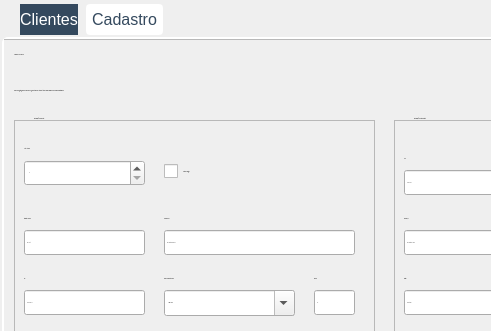
Above: Telas/UI/tabCliente.ui from newprev/PrevCliente before the change; both pictures show x 0 to 491 and y 0 to 331 of the 1178 by 611 pixel window. Below: the same form after it.
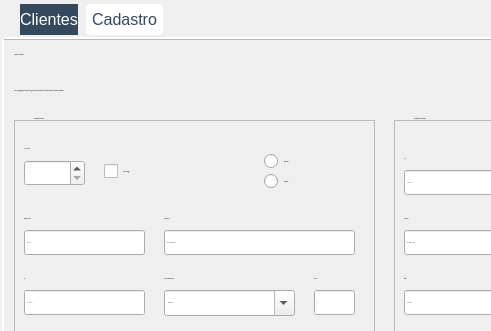
That is the form after the change. The open tabs and pages were chosen to show the change. Icons and pictures are not drawn.

Commit message: Adição do campo "genero" na tabela do cliente

```diff
--- a/Telas/UI/tabCliente.ui
+++ b/Telas/UI/tabCliente.ui
@@ -1231,9 +1231,9 @@
          <widget class="QCheckBox" name="cbClienteAntigo">
           <property name="geometry">
            <rect>
-            <x>150</x>
+            <x>90</x>
             <y>40</y>
-            <width>141</width>
+            <width>111</width>
             <height>23</height>
            </rect>
           </property>
@@ -1359,7 +1359,7 @@
            <rect>
             <x>10</x>
             <y>40</y>
-            <width>121</width>
+            <width>61</width>
             <height>26</height>
            </rect>
           </property>
@@ -1403,6 +1403,32 @@
            <string>Mais telefones</string>
           </property>
          </widget>
+         <widget class="QRadioButton" name="rbMasculino">
+          <property name="geometry">
+           <rect>
+            <x>250</x>
+            <y>30</y>
+            <width>91</width>
+            <height>23</height>
+           </rect>
+          </property>
+          <property name="text">
+           <string>Masculino</string>
+          </property>
+         </widget>
+         <widget class="QRadioButton" name="rbFeminino">
+          <property name="geometry">
+           <rect>
+            <x>250</x>
+            <y>50</y>
+            <width>91</width>
+            <height>23</height>
+           </rect>
+          </property>
+          <property name="text">
+           <string>Feminino</string>
+          </property>
+         </widget>
         </widget>
         <widget class="QFrame" name="frInfoResidencial">
          <property name="geometry">
```
Left out of the diff: 7 changed lines with no effect on the pictures. The commit also changes 6 other files.
